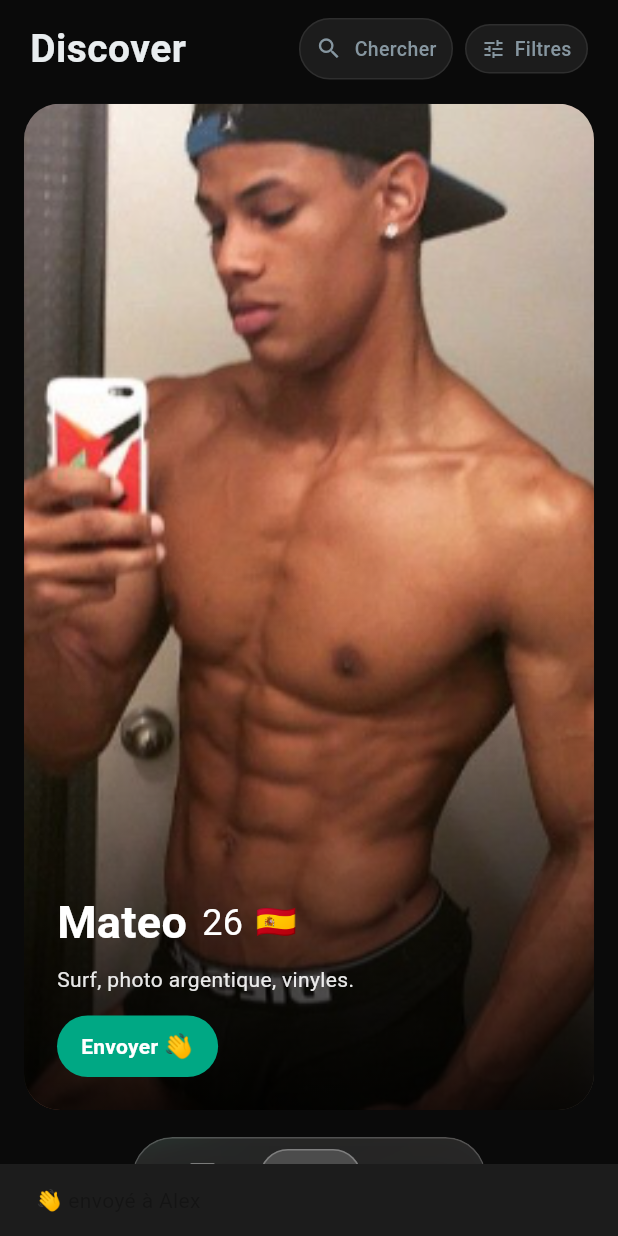
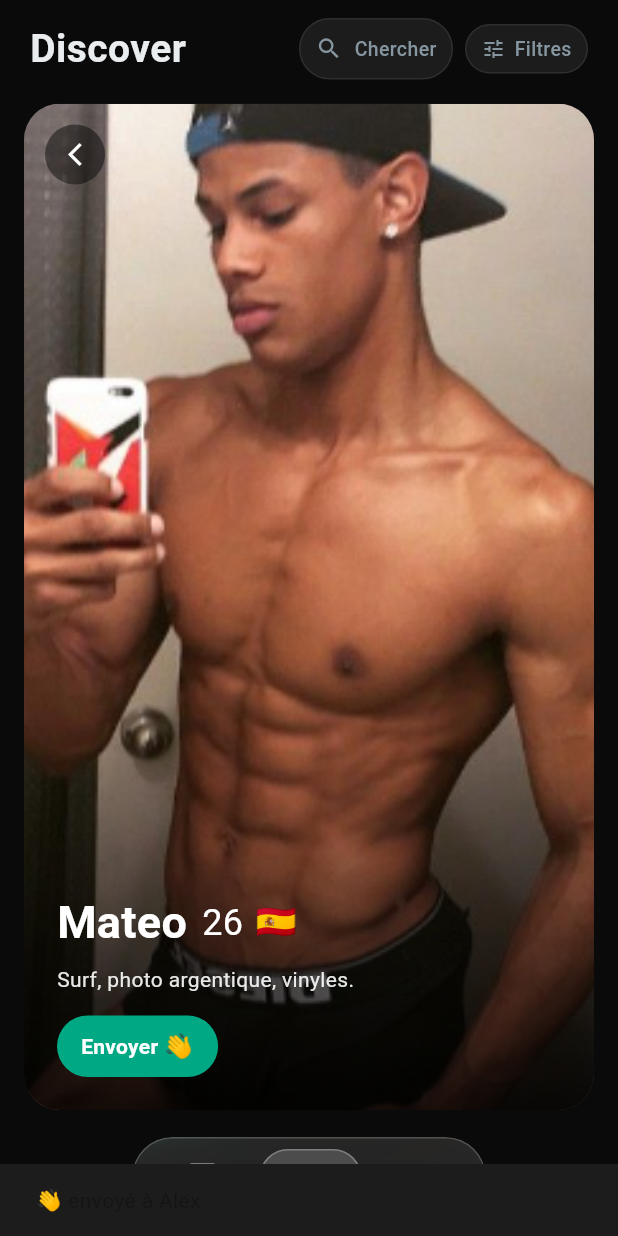
Before and after one commit to djeffarhaouanouh-svg/translate, a Flutter app: the screen it shows once a user with an empty profile is signed in, after a tap on "Chercher", after a tap on the "close" icon, after a tap on "Envoyer", on a phone screen of 412 x 824 dp. Run offline on Flutter 3.47's test engine with Material 3 defaults, Android fonts, the phone set to English and light mode, and no system bars; our stand-ins replace image_picker, permission_handler, shared_preferences, supabase_flutter; missing offline and left inert: flutter_webrtc, livekit_client; accounts and stored records are empty.

Commit message:
feat(discover): rewind button — go back to the previous profile
Top-left of the top card: a circular black-tinted back arrow that decrements _topIndex (and resets the drag offset). Hidden on the first card. Disabled while a fly-off animation is mid-flight to avoid index races.

Co-Authored-By: Claude Opus 4.7 (1M context) <noreply@anthropic.com>

```diff
--- a/lib/screens/discover_screen.dart
+++ b/lib/screens/discover_screen.dart
@@ -223,6 +223,14 @@ class _DiscoverScreenState extends State<DiscoverScreen>
     setState(() => _topIndex += 1);
   }
 
+  void _back() {
+    if (_topIndex <= 0 || _ctrl.isAnimating) return;
+    setState(() {
+      _topIndex -= 1;
+      _drag = Offset.zero;
+    });
+  }
+
   void _sendHello(String name) {
     ScaffoldMessenger.of(context).showSnackBar(
       SnackBar(
@@ -341,6 +349,7 @@ class _DiscoverScreenState extends State<DiscoverScreen>
                           _sendHello(_profiles[_topIndex].name);
                           _advance();
                         },
+                        onBack: _topIndex > 0 ? _back : null,
                       ),
                     ),
                   ),
@@ -704,10 +713,14 @@ class _ProfileCard extends StatelessWidget {
   const _ProfileCard({
     required this.profile,
     required this.onAdd,
+    this.onBack,
   });
 
   final _DemoProfile profile;
   final VoidCallback onAdd;
+  /// When non-null, a circular back arrow is rendered at the top-left of the
+  /// card. Tapping it returns to the previous profile.
+  final VoidCallback? onBack;
 
   @override
   Widget build(BuildContext context) {
@@ -739,6 +752,12 @@ class _ProfileCard extends StatelessWidget {
               ),
             ),
           ),
+          if (onBack != null)
+            Positioned(
+              top: 14,
+              left: 14,
+              child: _BackButton(onTap: onBack!),
+            ),
           Positioned(
             left: 22,
             right: 22,
@@ -902,6 +921,34 @@ class _AddButtonState extends State<_AddButton>
   }
 }
 
+/// Circular "rewind" button — top-left of the top card. Shown only when
+/// there's a previous profile to return to.
+class _BackButton extends StatelessWidget {
+  const _BackButton({required this.onTap});
+  final VoidCallback onTap;
+
+  @override
+  Widget build(BuildContext context) {
+    return Material(
+      color: Colors.black.withValues(alpha: 0.45),
+      shape: const CircleBorder(),
+      child: InkWell(
+        customBorder: const CircleBorder(),
+        onTap: onTap,
+        child: const SizedBox(
+          width: 40,
+          height: 40,
+          child: Icon(
+            Icons.arrow_back_ios_new,
+            color: Colors.white,
+            size: 18,
+          ),
+        ),
+      ),
+    );
+  }
+}
+
 class _Empty extends StatelessWidget {
   const _Empty({required this.onReset});
   final VoidCallback onReset;
```
